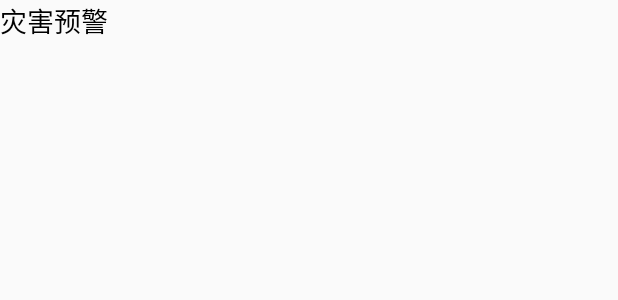
After one commit to xietian100/SmartGrain, an Android app: the layout fragment_weather_bulletin.xml on its own in the app's theme, with its tools: preview values and no code run, on a phone screen of 412 x 824 dp. The commit adds this screen. Shown: the top 300 px of the screen. Run offline under Robolectric (Android 15) with nearby library versions, the phone set to English and light mode, and no system bars.

Commit message:
我板块改为天气 刚做好列表

```diff
--- a/app/src/main/java/smartgrain/com/app/MainActivity.java
+++ b/app/src/main/java/smartgrain/com/app/MainActivity.java
@@ -4,7 +4,6 @@ import android.os.Bundle;
 import android.support.v4.app.Fragment;
 import android.support.v4.app.FragmentActivity;
 import android.support.v4.app.FragmentTransaction;
-import android.support.v7.app.AppCompatActivity;
 import android.widget.FrameLayout;
 import android.widget.RadioGroup;
 
@@ -14,7 +13,7 @@ import java.util.ArrayList;
 import smartgrain.com.R;
 import smartgrain.com.base.BaseFragment;
 import smartgrain.com.date.fragment.DateFragment;
-import smartgrain.com.mine.fragment.MineFragment;
+import smartgrain.com.weather.fragment.WeatherFragment;
 import smartgrain.com.news.fragment.NewsFragment;
 import smartgrain.com.tech.fragment.TechFragment;
 
@@ -74,7 +73,7 @@ public class MainActivity extends FragmentActivity {
         fragments.add(new NewsFragment());
         fragments.add(new DateFragment());
         fragments.add(new TechFragment());
-        fragments.add(new MineFragment());
+        fragments.add(new WeatherFragment());
 
     }
     private BaseFragment getFragment(int position) {
--- a/app/src/main/java/smartgrain/com/date/activity/TransactionDeatilActivity.java
+++ b/app/src/main/java/smartgrain/com/date/activity/TransactionDeatilActivity.java
@@ -8,6 +8,7 @@ import android.os.Bundle;
 import android.os.Environment;
 import android.support.annotation.Nullable;
 import android.support.v7.widget.Toolbar;
+import android.text.Html;
 import android.util.Log;
 
 import android.view.View;
@@ -75,7 +76,7 @@ public class TransactionDeatilActivity extends Activity {
     @Subscribe(threadMode = ThreadMode.MAIN)
     public void handleEvent(final NewsDetailService.NewsDetail event) {
 
-        content.setText(event.getNewsDetail());
+        content.setText(Html.fromHtml(event.getNewsDetail()));
 
         if(event.getQingdan_url()!=null){
             download.setVisibility(View.VISIBLE);
--- a/app/src/main/java/smartgrain/com/date/activity/TransactionList.java
+++ b/app/src/main/java/smartgrain/com/date/activity/TransactionList.java
@@ -43,10 +43,6 @@ public class TransactionList extends Activity {
         ininListView(transactions);
     }
 
-
-
-
-
     private void ininListView(final List<Transaction> transactions) {
         adapter=new TransactionListViewAdapter(getApplication().getApplicationContext(),transactions);
         transactionListView.setAdapter(adapter);
--- /dev/null
+++ b/app/src/main/res/layout/fragment_weather_bulletin.xml
@@ -0,0 +1,19 @@
+<?xml version="1.0" encoding="utf-8"?>
+<LinearLayout xmlns:android="http://schemas.android.com/apk/res/android"
+    android:orientation="vertical"
+    android:layout_width="match_parent"
+    android:layout_height="wrap_content">
+        <!--<LinearLayout
+
+            android:background="@color/blue_6eb"
+            android:layout_width="match_parent"
+            android:layout_height="wrap_content">-->
+            <TextView
+                android:id="@+id/content"
+                android:layout_width="match_parent"
+                android:layout_height="wrap_content"
+                android:text="灾害预警"
+                android:textColor="@color/black"
+                android:textSize="18sp" />
+        <!--</LinearLayout>-->
+</LinearLayout>
```
Also changed, not shown: app/src/main/java/smartgrain/com/date/service/NewsDetailService.java (+4 -4 lines), app/src/main/java/smartgrain/com/mine/fragment/MineFragment.java (deleted, +0 -29 lines), app/src/main/java/smartgrain/com/weather/adapter/RecyclerViewAdapter.java (added, +65 -0 lines), app/src/main/java/smartgrain/com/weather/fragment/WeatherFragment.java (added, +45 -0 lines), app/src/main/res/layout/fragment_weather.xml (added, +12 -0 lines), app/src/main/res/layout/item_fragment_weather.xml (added, +11 -0 lines), 93 other files.
